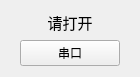
Qt form MonitorPduTool/common/serialport/serialstatuswid.ui (ChinaClever/PDU-MonitorTool) before a commit.
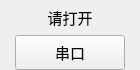
The same form after that commit.

```diff
--- a/MonitorPduTool/common/serialport/serialstatuswid.ui
+++ b/MonitorPduTool/common/serialport/serialstatuswid.ui
@@ -10,10 +10,22 @@
     <height>70</height>
    </rect>
   </property>
+  <property name="font">
+   <font>
+    <family>微软雅黑</family>
+    <pointsize>11</pointsize>
+   </font>
+  </property>
   <property name="windowTitle">
    <string>Form</string>
   </property>
   <layout class="QGridLayout" name="gridLayout">
+   <property name="topMargin">
+    <number>5</number>
+   </property>
+   <property name="bottomMargin">
+    <number>0</number>
+   </property>
    <item row="0" column="0">
     <widget class="QLabel" name="serialLab">
      <property name="sizePolicy">
@@ -24,8 +36,8 @@
      </property>
      <property name="maximumSize">
       <size>
-       <width>100</width>
-       <height>50</height>
+       <width>110</width>
+       <height>35</height>
       </size>
      </property>
      <property name="font">
@@ -50,10 +62,16 @@
        <verstretch>0</verstretch>
       </sizepolicy>
      </property>
+     <property name="minimumSize">
+      <size>
+       <width>0</width>
+       <height>35</height>
+      </size>
+     </property>
      <property name="maximumSize">
       <size>
-       <width>200</width>
-       <height>50</height>
+       <width>110</width>
+       <height>16777215</height>
       </size>
      </property>
      <property name="text">
```
